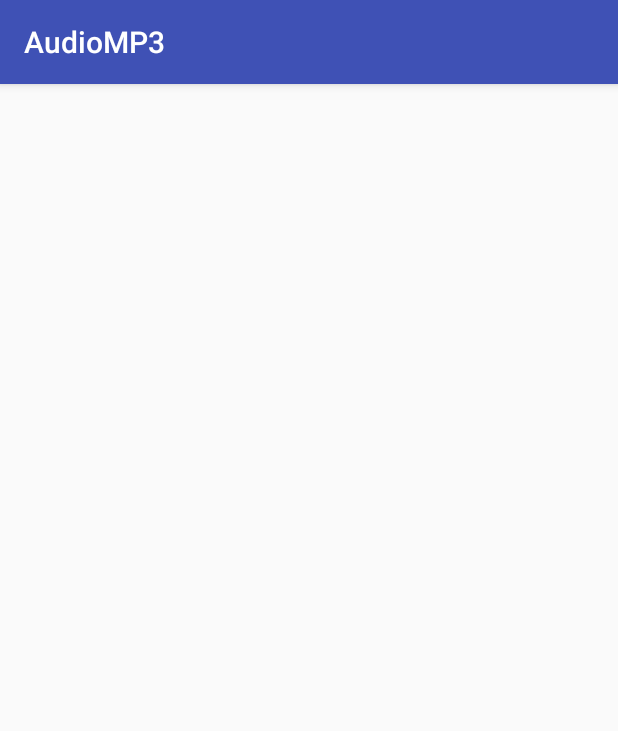
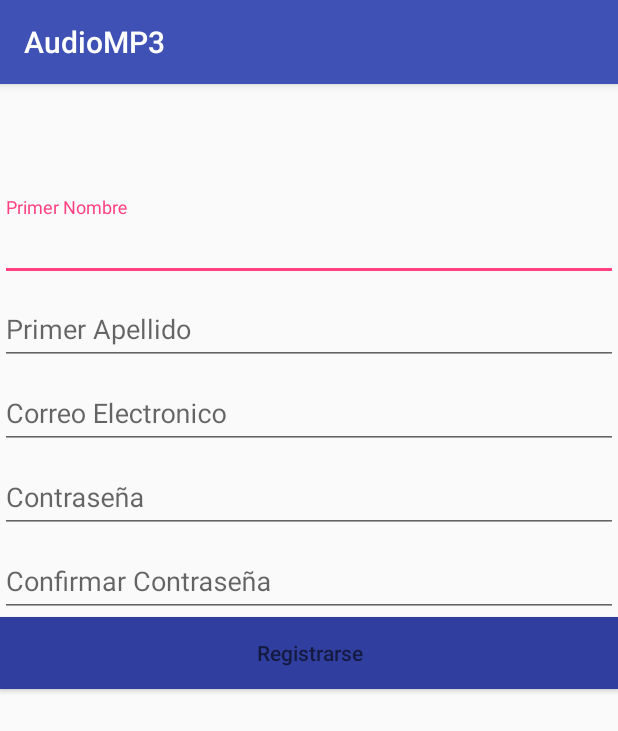
Before and after one commit to marguirrem/AduioMP3, an Android app: the screen it shows after launch (RegisterActivity), after a tap on "Aún no tienes una cuenta? Registrate", on a phone screen of 412 x 824 dp. Shown: the top 731 px of the screen. Run offline under Robolectric (Android 15) with nearby library versions, the phone set to English and light mode, and no system bars; our stand-ins replace ButterKnife; 2 other taps on this screen came first.

Commit message:
register layout

```diff
--- a/app/src/main/java/com/audiomp3/audiomp3/activities/LoginActivity.java
+++ b/app/src/main/java/com/audiomp3/audiomp3/activities/LoginActivity.java
@@ -22,7 +22,7 @@ public class LoginActivity extends AppCompatActivity {
     EditText txtPassword;
     @BindView(R.id.btnSigIn)
     Button btnIniciar;
-    @BindView(R.id.progresBar)
+    @BindView(R.id.loginProgress)
     ProgressBar progressBar;
     @BindView(R.id.tvMessagePassword)
     TextView tvMessagePassword;
--- a/app/src/main/res/layout/activity_login.xml
+++ b/app/src/main/res/layout/activity_login.xml
@@ -25,6 +25,7 @@
 
         <EditText
             android:id="@+id/txtPassword"
+            android:inputType="textPassword"
             android:layout_width="match_parent"
             android:layout_height="wrap_content"
             android:hint="@string/login.et.password.hint"/>
@@ -44,16 +45,14 @@
             android:background="@color/colorPrimaryDark"
             android:textColor="@color/colorWhite"
             android:text="@string/login.btnSigIn" />
+
+        <android.support.v4.widget.ContentLoadingProgressBar
+            android:id="@+id/loginProgress"
+            android:layout_width="wrap_content"
+            android:layout_height="match_parent"
+            style="@android:style/Widget.ProgressBar.Inverse"
+            android:layout_centerHorizontal="true"/>
     </LinearLayout>
-
-    <android.support.v4.widget.ContentLoadingProgressBar
-        android:id="@+id/progresBar"
-        style="@android:style/Widget.Holo.ProgressBar.Large"
-        android:layout_width="match_parent"
-        android:layout_height="wrap_content"
-        android:visibility="gone"
-
-        />
 
     <TextView
         android:id="@+id/tvMessagePassword"
--- a/app/src/main/res/layout/activity_register.xml
+++ b/app/src/main/res/layout/activity_register.xml
@@ -4,4 +4,83 @@
     android:orientation="vertical"
     xmlns:android="http://schemas.android.com/apk/res/android">
 
+    <android.support.design.widget.TextInputLayout
+        android:layout_marginTop="@dimen/login.margin_top"
+        android:layout_width="match_parent"
+        android:layout_height="wrap_content">
+
+        <EditText
+            android:id="@+id/etFirstName"
+            android:layout_width="match_parent"
+            android:layout_height="wrap_content"
+            android:hint="@string/registro.et.firstName"/>
+    </android.support.design.widget.TextInputLayout>
+
+    <android.support.design.widget.TextInputLayout
+        android:layout_width="match_parent"
+        android:layout_height="wrap_content">
+
+        <EditText
+            android:id="@+id/etLastName"
+            android:layout_width="match_parent"
+            android:layout_height="wrap_content"
+            android:hint="@string/registro.et.lastName"/>
+    </android.support.design.widget.TextInputLayout>
+
+    <android.support.design.widget.TextInputLayout
+        android:layout_width="match_parent"
+        android:layout_height="wrap_content">
+
+        <EditText
+            android:id="@+id/etEmail"
+            android:inputType="textEmailAddress"
+            android:layout_width="match_parent"
+            android:layout_height="wrap_content"
+            android:hint="@string/registro.et.email"/>
+
+    </android.support.design.widget.TextInputLayout>
+
+    <android.support.design.widget.TextInputLayout
+        android:layout_width="match_parent"
+        android:layout_height="wrap_content">
+
+        <EditText
+            android:id="@+id/etPassword"
+            android:inputType="textPassword"
+            android:layout_width="match_parent"
+            android:layout_height="wrap_content"
+            android:hint="@string/registro.et.password"/>
+
+    </android.support.design.widget.TextInputLayout>
+
+    <android.support.design.widget.TextInputLayout
+        android:layout_width="match_parent"
+        android:layout_height="wrap_content">
+
+        <EditText
+            android:id="@+id/etConfirmPassword"
+            android:inputType="textPassword"
+            android:layout_width="match_parent"
+            android:layout_height="wrap_content"
+            android:hint="@string/registro.et.confirmPassword"/>
+
+    </android.support.design.widget.TextInputLayout>
+
+    <Button
+        android:id="@+id/btnSignUp"
+        android:layout_width="match_parent"
+        android:layout_height="wrap_content"
+        android:background="@color/colorPrimaryDark"
+       android:textColorLink="@color/colorWhite"
+        android:hint="@string/registro.btn.signUp"/>
+
+    <android.support.v4.widget.ContentLoadingProgressBar
+        android:id="@+id/registerProgress"
+        android:layout_width="wrap_content"
+        android:layout_height="match_parent"
+        style="@android:style/Widget.ProgressBar.Inverse"
+        android:layout_below="@+id/imageLogo"
+        android:layout_centerHorizontal="true"
+        android:visibility="gone"/>
+
 </LinearLayout>
--- a/app/src/main/res/layout/splash_screen.xml
+++ b/app/src/main/res/layout/splash_screen.xml
@@ -14,7 +14,7 @@
             android:layout_centerInParent="true"/>
 
         <android.support.v4.widget.ContentLoadingProgressBar
-            android:id="@+id/loginProgress"
+            android:id="@+id/splashProgress"
             android:layout_width="wrap_content"
             android:layout_height="match_parent"
             style="@android:style/Widget.ProgressBar.Inverse"
--- a/app/src/main/res/values/strings.xml
+++ b/app/src/main/res/values/strings.xml
@@ -1,5 +1,6 @@
 <resources>
     <string name="app_name">AudioMP3</string>
+
     <string name="login.user.hint">Correo Electronico</string>
     <string name="login.et.password.hint">Password</string>
     <string name="login.btnSigIn">Entrar</string>
@@ -7,6 +8,11 @@
     <string name="login.tv.message.password">Olvidaste tu contraseña?</string>
     <string name="login.tv.message.singup">Aún no tienes una cuenta? Registrate</string>
 
-    <string name="registro.et.tipoDocumento">Tipo de documento</string>
+    <string name="registro.et.firstName">Primer Nombre</string>
+    <string name="registro.et.lastName">Primer Apellido</string>
+    <string name="registro.et.email">Correo Electronico</string>
+    <string name="registro.et.password">Contraseña</string>
+    <string name="registro.et.confirmPassword">Confirmar Contraseña</string>
+    <string name="registro.btn.signUp">Registrarse</string>
 
 </resources>
```
Also changed, not shown: 56 other files.
